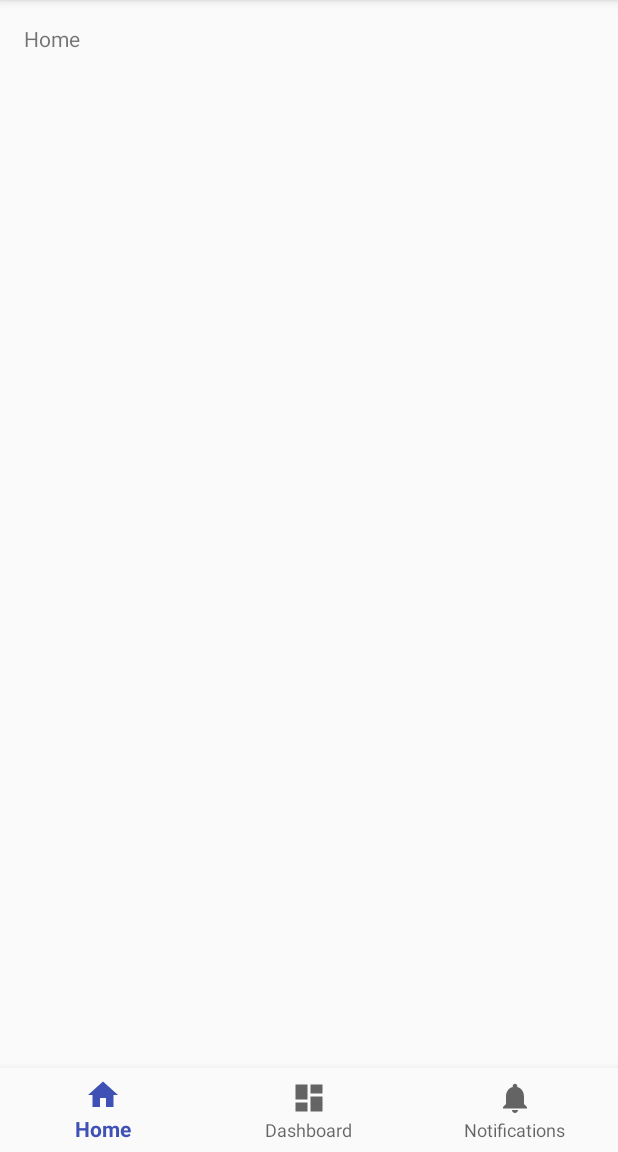
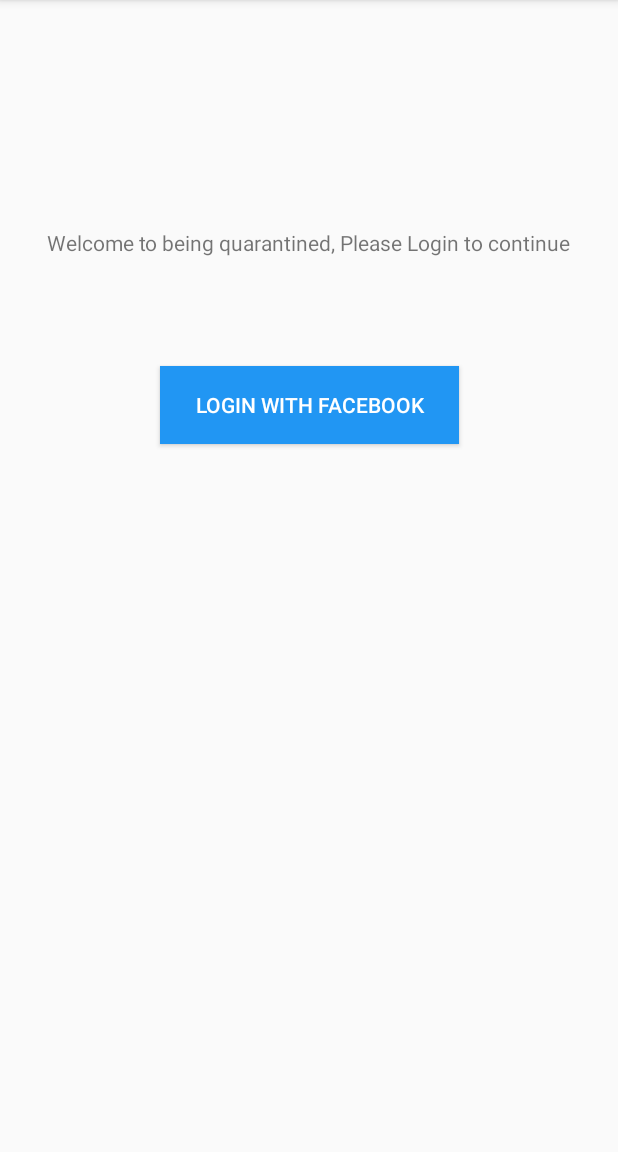
Before and after one commit to bestvibes/lahacks-quaranteen, an Android app: the screen it shows after launch (MainActivity before the commit, LoginActivity after it), on a phone screen of 412 x 824 dp, the part 84-1236 px from its top. Run offline under Robolectric (Android 15) with nearby library versions, the phone set to English and light mode, and no system bars.

Commit message:
login and create join screens done

```diff
--- /dev/null
+++ b/frontend/LAhacks2020/app/src/main/java/com/example/mnallamalli97/lahacks2020/LoginActivity.java
@@ -0,0 +1,14 @@
+package com.example.mnallamalli97.lahacks2020;
+
+import android.os.Bundle;
+import android.support.v7.app.AppCompatActivity;
+
+
+public class LoginActivity extends AppCompatActivity {
+
+    @Override
+    protected void onCreate(Bundle savedInstanceState) {
+        super.onCreate(savedInstanceState);
+        setContentView(R.layout.login_activity);
+    }
+}
--- /dev/null
+++ b/frontend/LAhacks2020/app/src/main/res/layout/login_activity.xml
@@ -0,0 +1,36 @@
+<?xml version="1.0" encoding="utf-8"?>
+<android.support.constraint.ConstraintLayout xmlns:android="http://schemas.android.com/apk/res/android"
+    xmlns:app="http://schemas.android.com/apk/res-auto"
+    xmlns:tools="http://schemas.android.com/tools"
+    android:id="@+id/linearLayout"
+    android:layout_width="match_parent"
+    android:layout_height="match_parent">
+
+    <TextView
+        android:id="@+id/welcomeTextview"
+        android:layout_width="362dp"
+        android:layout_height="43dp"
+        android:layout_marginTop="140dp"
+        android:gravity="center|clip_vertical"
+        android:text="@string/login_welcome"
+        android:textAlignment="center"
+        app:layout_constraintEnd_toEndOf="parent"
+        app:layout_constraintHorizontal_bias="0.498"
+        app:layout_constraintStart_toStartOf="parent"
+        app:layout_constraintTop_toTopOf="parent" />
+
+    <Button
+        android:id="@+id/facebookLoginButton"
+        android:layout_width="199dp"
+        android:layout_height="52dp"
+        android:layout_marginBottom="472dp"
+        android:background="#2196F3"
+        android:text="@string/login_button"
+        android:textColor="#FFFFFF"
+        app:layout_constraintBottom_toBottomOf="parent"
+        app:layout_constraintEnd_toEndOf="parent"
+        app:layout_constraintStart_toStartOf="parent"
+        app:layout_constraintTop_toBottomOf="@+id/welcomeTextview"
+        app:layout_constraintVertical_bias="1.0" />
+
+</android.support.constraint.ConstraintLayout>
--- a/frontend/LAhacks2020/app/src/main/res/values/strings.xml
+++ b/frontend/LAhacks2020/app/src/main/res/values/strings.xml
@@ -3,4 +3,7 @@
     <string name="title_home">Home</string>
     <string name="title_dashboard">Dashboard</string>
     <string name="title_notifications">Notifications</string>
+    <string name="login_welcome">Welcome to being quarantined, Please Login to continue </string>
+    <string name="login_button">Login with Facebook</string>
+
 </resources>
```
Also changed, not shown: frontend/LAhacks2020/app/src/main/AndroidManifest.xml (+12 -3 lines), frontend/LAhacks2020/app/src/main/java/com/example/mnallamalli97/lahacks2020/CreateJoinPartyActivity.java (added, +14 -0 lines), frontend/LAhacks2020/app/src/main/res/layout/create_join_party_activity.xml (added, +34 -0 lines).
